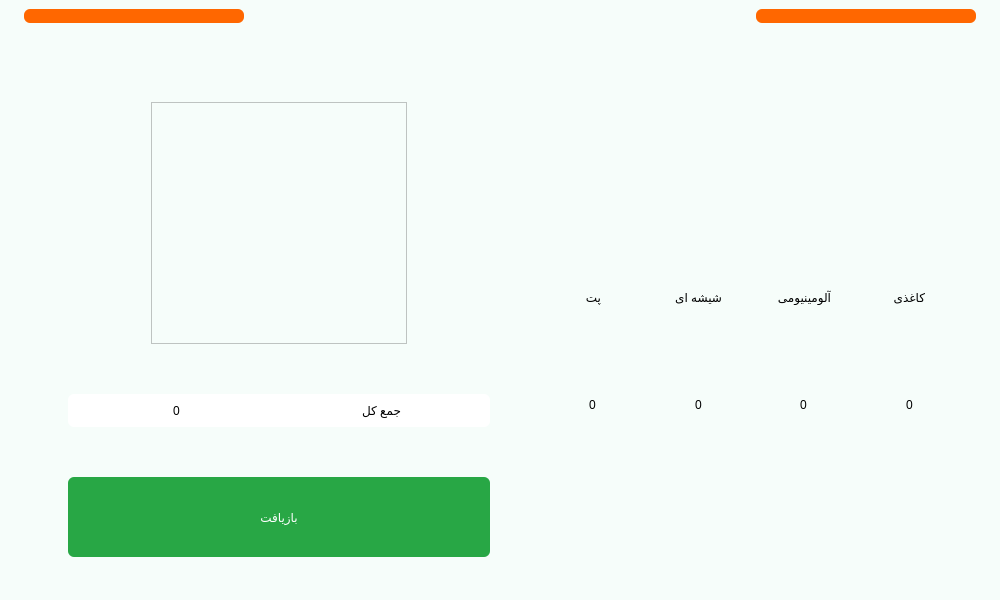
Farazist/raspberrypi-app, file main.ui: the form before one commit.
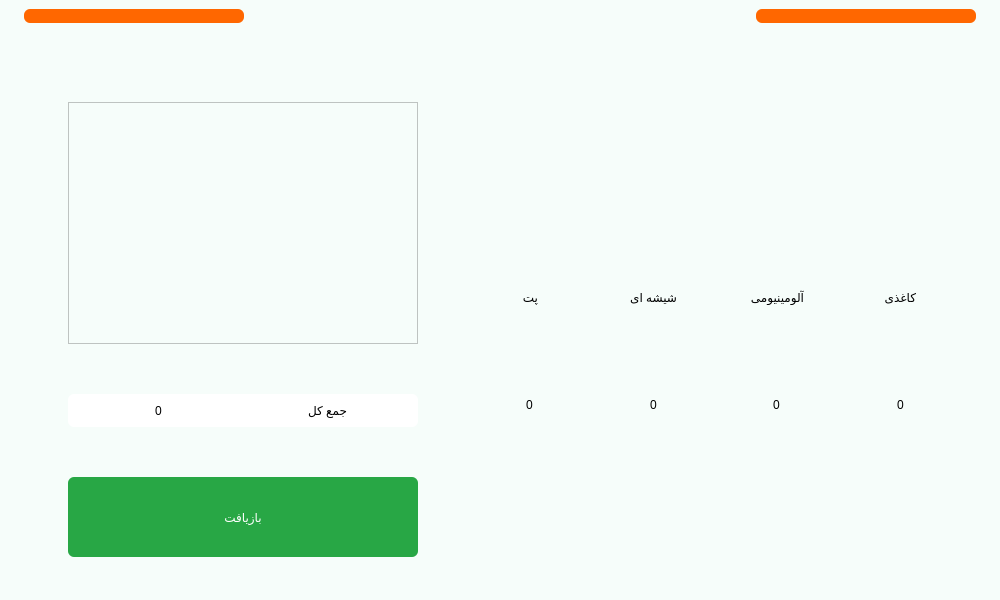
The form after the commit. Icons and pictures are not drawn.

Commit message: auto delivery items design

```diff
--- a/main.ui
+++ b/main.ui
@@ -1138,25 +1138,49 @@
             </item>
             <item alignment="Qt::AlignHCenter">
              <widget class="QListWidget" name="listAutoDeliveryItems">
+              <property name="sizePolicy">
+               <sizepolicy hsizetype="Expanding" vsizetype="Expanding">
+                <horstretch>0</horstretch>
+                <verstretch>0</verstretch>
+               </sizepolicy>
+              </property>
+              <property name="minimumSize">
+               <size>
+                <width>350</width>
+                <height>0</height>
+               </size>
+              </property>
               <property name="maximumSize">
                <size>
-                <width>500</width>
+                <width>16777215</width>
                 <height>16777215</height>
                </size>
               </property>
+              <property name="isWrapping" stdset="0">
+               <bool>false</bool>
+              </property>
+              <property name="wordWrap">
+               <bool>true</bool>
+              </property>
              </widget>
             </item>
             <item>
              <widget class="QWidget" name="widget_5" native="true">
+              <property name="sizePolicy">
+               <sizepolicy hsizetype="Fixed" vsizetype="Fixed">
+                <horstretch>0</horstretch>
+                <verstretch>0</verstretch>
+               </sizepolicy>
+              </property>
               <property name="minimumSize">
                <size>
-                <width>0</width>
+                <width>200</width>
                 <height>0</height>
                </size>
               </property>
               <property name="maximumSize">
                <size>
-                <width>16777215</width>
+                <width>350</width>
                 <height>80</height>
                </size>
               </property>
@@ -1199,6 +1223,12 @@
             </item>
             <item>
              <widget class="QPushButton" name="btnAutoDeliveryRecycleItem">
+              <property name="sizePolicy">
+               <sizepolicy hsizetype="Fixed" vsizetype="Fixed">
+                <horstretch>0</horstretch>
+                <verstretch>0</verstretch>
+               </sizepolicy>
+              </property>
               <property name="minimumSize">
                <size>
                 <width>200</width>
@@ -1207,7 +1237,7 @@
               </property>
               <property name="maximumSize">
                <size>
-                <width>11160</width>
+                <width>350</width>
                 <height>80</height>
                </size>
               </property>
```
Left out of the diff: 2 changed lines with no effect on the pictures. The commit also changes 1 other file.
